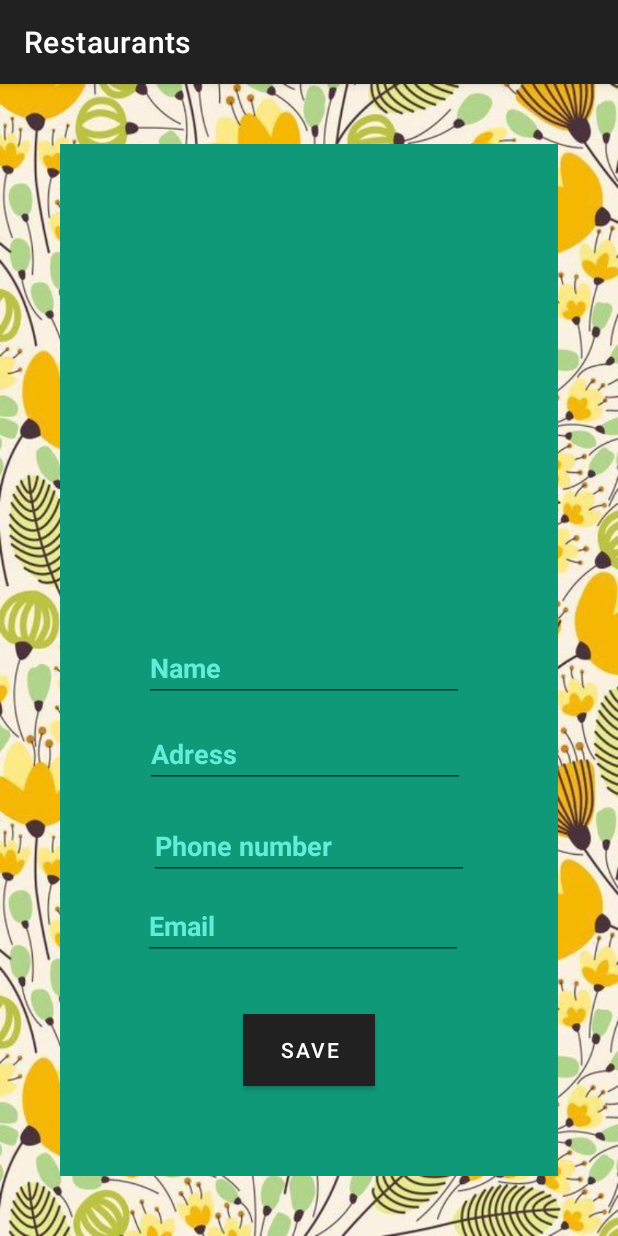
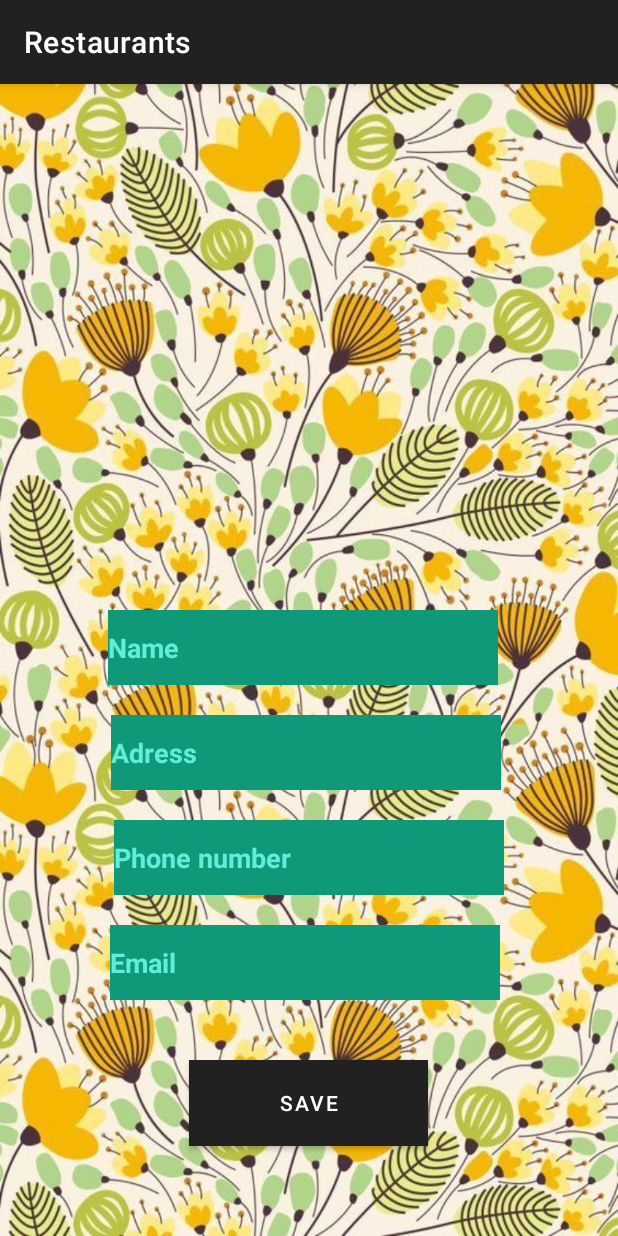
Before and after one commit to Orsolya-BV/Android, an Android app: the fragment AddFragment placed in its activity, on a phone screen of 412 x 824 dp. Run offline under Robolectric (Android 15) with nearby library versions, the light colour scheme and no system bars; network calls fail; pictures from the network do not load; 1 statement that could not run was skipped.

Commit message:
navigation between list and details fragments

```diff
--- a/Restaurants/app/src/main/java/com/example/restaurants/MainActivity.kt
+++ b/Restaurants/app/src/main/java/com/example/restaurants/MainActivity.kt
@@ -17,16 +17,28 @@ import com.google.android.material.navigation.NavigationView
 
 class MainActivity : AppCompatActivity(),NavigationView.OnNavigationItemSelectedListener{
 
-
+    lateinit var  mDrawer: DrawerLayout
+    lateinit var profileFragment: ProfileFragment
+    lateinit var addFragment: AddFragment
+    lateinit var listFragment: ListFragment
+    lateinit var toolbar:Toolbar
+    lateinit var navigationView: NavigationView
 
     override fun onCreate(savedInstanceState: Bundle?) {
         super.onCreate(savedInstanceState)
         setContentView(R.layout.activity_main)
 
-        val drawerLayout = this.findViewById<DrawerLayout>(R.id.mDrawer)
-        val navigationView = this.findViewById<NavigationView>(R.id.navigation)
 
-      //  navigationView.onNavigationItemSelected(this)
+        mDrawer =findViewById<DrawerLayout>(R.id.mDrawer)
+
+
+        profileFragment = ProfileFragment()
+        listFragment = ListFragment()
+        addFragment = AddFragment()
+
+
+        navigationView =findViewById<NavigationView>(R.id.navigation)
+        navigationView.setNavigationItemSelectedListener(this)
 
 
 
@@ -34,23 +46,38 @@ class MainActivity : AppCompatActivity(),NavigationView.OnNavigationItemSelected
     }
 
     override fun onNavigationItemSelected(item: MenuItem): Boolean {
-
+        //letrehozzuk a fragmentseket
         when(item.itemId)
         {
             R.id.go_profile -> {
-                //profile fragment
-                val profileFragment = ProfileFragment()
-                supportFragmentManager.beginTransaction().replace(R.id.profile,profileFragment).commit()
+                this.profileFragment = ProfileFragment()
+                supportFragmentManager.beginTransaction()
+                        .replace(R.id.nav_host_fragment, profileFragment)
+                        .setTransition(FragmentTransaction.TRANSIT_FRAGMENT_OPEN)
+                        .commit()
             }
-            R.id.go_login ->
-            {
-                //login
-                val loginFragment = AddFragment()
-                supportFragmentManager.beginTransaction().replace(R.id.go_login,loginFragment).commit()
+            R.id.go_restaurants -> {
+                this.listFragment = ListFragment()
+                supportFragmentManager.beginTransaction()
+                        .replace(R.id.nav_host_fragment, listFragment)
+                        .setTransition(FragmentTransaction.TRANSIT_FRAGMENT_OPEN)
+                        .commit()
             }
+
+            R.id.go_login-> {
+                this.addFragment = AddFragment()
+                supportFragmentManager.beginTransaction()
+                        .replace(R.id.nav_host_fragment, addFragment)
+                        .setTransition(FragmentTransaction.TRANSIT_FRAGMENT_OPEN)
+                        .commit()
+            }
+
+
         }
+        mDrawer.closeDrawer(GravityCompat.START)
         return true
     }
 
 
+
 }
--- a/Restaurants/app/src/main/java/com/example/restaurants/viewmodel/ListViewModel.kt
+++ b/Restaurants/app/src/main/java/com/example/restaurants/viewmodel/ListViewModel.kt
@@ -14,7 +14,8 @@ class ListViewModel(private val repository: Repository) :ViewModel(){
 
 
     val myResponse = MutableLiveData<MutableList<Restaurant>>()
-
+    var myValue:Int  = 0
+    //gets the data from the api and passes to the myResponse variable
     fun getAllRestaurants()
     {
         viewModelScope.launch {
--- a/Restaurants/app/src/main/res/layout/activity_main.xml
+++ b/Restaurants/app/src/main/res/layout/activity_main.xml
@@ -40,5 +40,4 @@
 
     </com.google.android.material.navigation.NavigationView>
 
-<!--</RelativeLayout> -->
 </androidx.drawerlayout.widget.DrawerLayout>
--- a/Restaurants/app/src/main/res/layout/fragment_add.xml
+++ b/Restaurants/app/src/main/res/layout/fragment_add.xml
@@ -1,12 +1,12 @@
 <?xml version="1.0" encoding="utf-8"?>
+
 <androidx.constraintlayout.widget.ConstraintLayout xmlns:android="http://schemas.android.com/apk/res/android"
     xmlns:app="http://schemas.android.com/apk/res-auto"
     xmlns:tools="http://schemas.android.com/tools"
     android:layout_width="match_parent"
     android:layout_height="match_parent"
     android:id="@+id/add_layout"
- android:layout_margin="40dp"
-    android:background="@color/fej"
+    android:background="@drawable/background"
     tools:context=".fragments.AddFragment">
 
 <!--
@@ -23,13 +23,15 @@
         app:layout_constraintVertical_bias="0.0"
         tools:src="@drawable/logo" />
 -->
+
     <EditText
         android:id="@+id/editName"
-        android:layout_width="wrap_content"
-        android:layout_height="wrap_content"
-        android:layout_marginStart="70dp"
+        android:layout_width="260dp"
+        android:layout_height="50dp"
+        android:layout_marginStart="100dp"
         android:layout_marginEnd="100dp"
-        android:layout_marginBottom="12dp"
+        android:layout_marginBottom="20dp"
+        android:background="@color/fej"
         android:ems="10"
         android:hint="Name"
         android:inputType="textPersonName"
@@ -38,16 +40,17 @@
         android:textStyle="bold"
         app:layout_constraintBottom_toTopOf="@+id/editAdress"
         app:layout_constraintEnd_toEndOf="parent"
-        app:layout_constraintHorizontal_bias="0.285"
+        app:layout_constraintHorizontal_bias="0.586"
         app:layout_constraintStart_toStartOf="parent" />
 
     <EditText
         android:id="@+id/editAdress"
-        android:layout_width="wrap_content"
-        android:layout_height="wrap_content"
-        android:layout_marginStart="70dp"
+        android:layout_width="260dp"
+        android:layout_height="50dp"
+        android:layout_marginStart="100dp"
         android:layout_marginEnd="100dp"
-        android:layout_marginBottom="16dp"
+        android:layout_marginBottom="20dp"
+        android:background="@color/fej"
         android:ems="10"
         android:hint="Adress"
         android:inputType="textPersonName"
@@ -56,16 +59,17 @@
         android:textStyle="bold"
         app:layout_constraintBottom_toTopOf="@+id/editPhone"
         app:layout_constraintEnd_toEndOf="parent"
-        app:layout_constraintHorizontal_bias="0.265"
+        app:layout_constraintHorizontal_bias="0.551"
         app:layout_constraintStart_toStartOf="parent" />
 
     <EditText
         android:id="@+id/editPhone"
-        android:layout_width="wrap_content"
-        android:layout_height="wrap_content"
+        android:layout_width="260dp"
+        android:layout_height="50dp"
         android:layout_marginStart="100dp"
         android:layout_marginEnd="100dp"
-        android:layout_marginBottom="8dp"
+        android:layout_marginBottom="20dp"
+        android:background="@color/fej"
         android:ems="10"
         android:hint="Phone number"
         android:inputType="phone"
@@ -79,11 +83,12 @@
 
     <EditText
         android:id="@+id/editEmail"
-        android:layout_width="wrap_content"
-        android:layout_height="wrap_content"
+        android:layout_width="260dp"
+        android:layout_height="50dp"
         android:layout_marginStart="100dp"
         android:layout_marginEnd="100dp"
-        android:layout_marginBottom="36dp"
+        android:layout_marginBottom="40dp"
+        android:background="@color/fej"
         android:ems="10"
         android:hint="Email"
         android:inputType="textEmailAddress"
@@ -97,8 +102,8 @@
 
     <Button
         android:id="@+id/button_save"
-        android:layout_width="wrap_content"
-        android:layout_height="wrap_content"
+        android:layout_width="159dp"
+        android:layout_height="57dp"
         android:layout_marginStart="160dp"
         android:layout_marginEnd="160dp"
         android:layout_marginBottom="60dp"
--- a/Restaurants/app/src/main/res/layout/fragment_profile.xml
+++ b/Restaurants/app/src/main/res/layout/fragment_profile.xml
@@ -7,6 +7,7 @@
     android:orientation="vertical"
     android:layout_height="match_parent"
     tools:context=".fragments.ProfileFragment"
+    android:background="@drawable/background"
     >
 
     <androidx.constraintlayout.widget.ConstraintLayout
--- a/Restaurants/app/src/main/res/navigation/nav_graph.xml
+++ b/Restaurants/app/src/main/res/navigation/nav_graph.xml
@@ -19,5 +19,18 @@
         android:id="@+id/listFragment"
         android:name="com.example.restaurants.fragments.ListFragment"
         android:label="fragment_list"
-        tools:layout="@layout/fragment_list" />
+        tools:layout="@layout/fragment_list" >
+        <action
+            android:id="@+id/action_listFragment_to_detailsFragment"
+            app:destination="@id/detailsFragment" />
+    </fragment>
+    <fragment
+        android:id="@+id/detailsFragment"
+        android:name="com.example.restaurants.fragments.DetailsFragment"
+        android:label="fragment_details"
+        tools:layout="@layout/fragment_details" >
+        <action
+            android:id="@+id/action_detailsFragment_to_listFragment"
+            app:destination="@id/listFragment" />
+    </fragment>
 </navigation>
```
Also changed, not shown: Restaurants/app/src/main/java/com/example/restaurants/data/restaurants/RestaurantAdapter.kt (+15 -15 lines), Restaurants/app/src/main/java/com/example/restaurants/fragments/DetailsFragment.kt (+27 -1 lines), Restaurants/app/src/main/java/com/example/restaurants/fragments/ListFragment.kt (+13 -2 lines).
